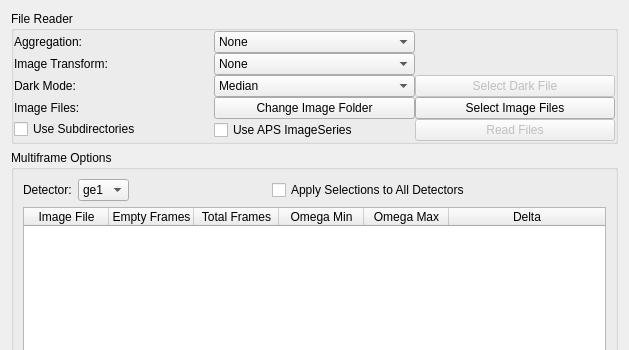
First picture: the form in hexrd/ui/resources/ui/load_panel.ui, repository HEXRD/hexrdgui, before the edit; both pictures show x 0 to 629 and y 0 to 350 of the 629 by 578 pixel window.
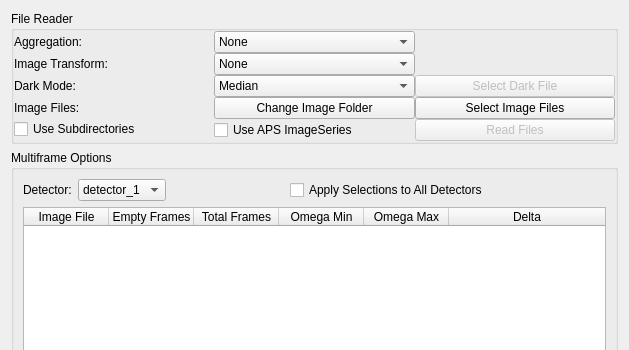
Second picture: the form after the edit.

Commit message:
Use one default detector, with z == -1000
We only need one default detector. Delete the other, and
rename this to "detector_1".

Also, change the z to -1000. This prevents a NaN error when
trying to display the Cartesian plot with it.

```diff
--- a/hexrd/ui/resources/ui/load_panel.ui
+++ b/hexrd/ui/resources/ui/load_panel.ui
@@ -231,9 +231,12 @@
           <property name="enabled">
            <bool>true</bool>
           </property>
+          <property name="currentText">
+           <string>detector_1</string>
+          </property>
           <item>
            <property name="text">
-            <string>ge1</string>
+            <string>detector_1</string>
            </property>
           </item>
          </widget>
```
The commit also changes 3 other files.
